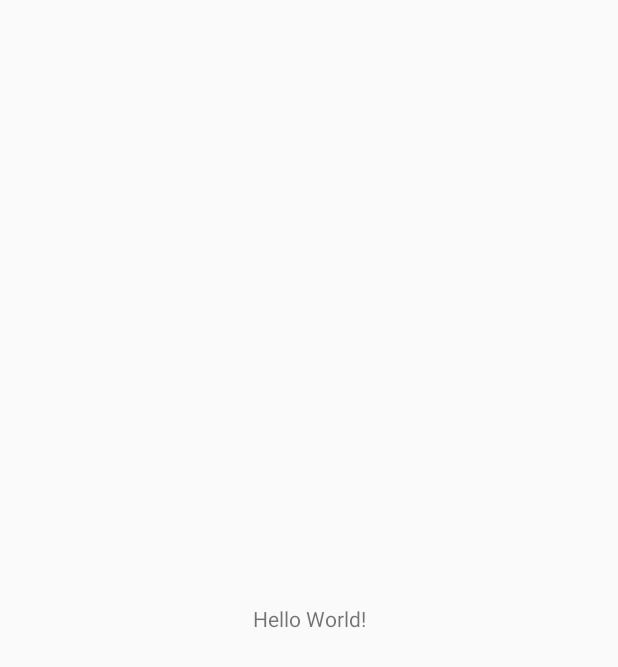
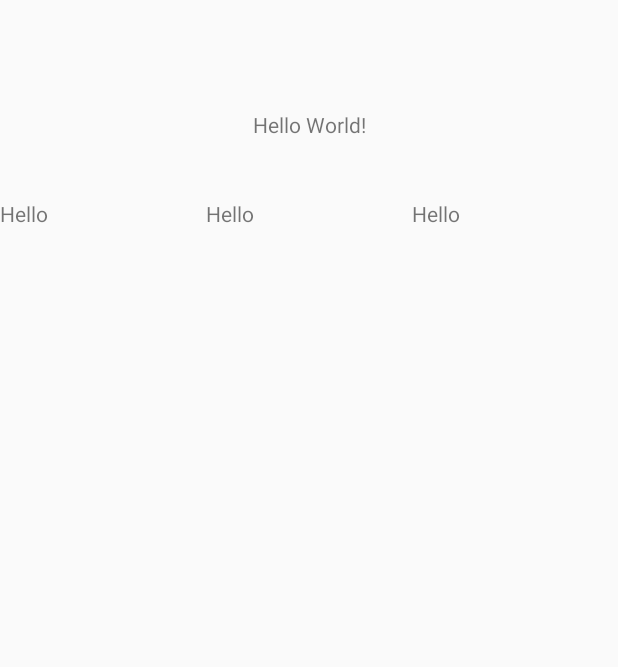
Before and after one commit to Wiirlak/FLIC, an Android app: the screen it shows after launch (MainActivity), on a phone screen of 412 x 824 dp. Before the commit the part shown is almost empty. Shown: the top 667 px of the screen. Run offline under Robolectric (Android 15) with nearby library versions, the phone set to English and light mode, and no system bars.

Commit message:
Starting - Main Activity & Fragments : Location

```diff
--- a/app/build.gradle
+++ b/app/build.gradle
@@ -23,6 +23,8 @@ dependencies {
     implementation fileTree(dir: 'libs', include: ['*.jar'])
     implementation 'androidx.appcompat:appcompat:1.0.2'
     implementation 'androidx.constraintlayout:constraintlayout:1.1.3'
+    implementation 'androidx.legacy:legacy-support-v4:1.0.0'
+    implementation 'androidx.lifecycle:lifecycle-extensions:2.1.0'
     testImplementation 'junit:junit:4.12'
     androidTestImplementation 'androidx.test.ext:junit:1.1.0'
     androidTestImplementation 'androidx.test.espresso:espresso-core:3.1.1'
--- /dev/null
+++ b/app/src/main/java/fr/esgi/flic/Location.java
@@ -0,0 +1,36 @@
+package fr.esgi.flic;
+
+import androidx.lifecycle.ViewModelProviders;
+
+import android.os.Bundle;
+
+import androidx.annotation.NonNull;
+import androidx.annotation.Nullable;
+import androidx.fragment.app.Fragment;
+
+import android.view.LayoutInflater;
+import android.view.View;
+import android.view.ViewGroup;
+
+public class Location extends Fragment {
+
+    private LocationViewModel mViewModel;
+
+    public static Location newInstance() {
+        return new Location();
+    }
+
+    @Override
+    public View onCreateView(@NonNull LayoutInflater inflater, @Nullable ViewGroup container,
+                             @Nullable Bundle savedInstanceState) {
+        return inflater.inflate(R.layout.location_fragment, container, false);
+    }
+
+    @Override
+    public void onActivityCreated(@Nullable Bundle savedInstanceState) {
+        super.onActivityCreated(savedInstanceState);
+        mViewModel = ViewModelProviders.of(this).get(LocationViewModel.class);
+        // TODO: Use the ViewModel
+    }
+
+}
--- /dev/null
+++ b/app/src/main/java/fr/esgi/flic/LocationViewModel.java
@@ -0,0 +1,7 @@
+package fr.esgi.flic;
+
+import androidx.lifecycle.ViewModel;
+
+public class LocationViewModel extends ViewModel {
+    // TODO: Implement the ViewModel
+}
--- a/app/src/main/res/layout/activity_main.xml
+++ b/app/src/main/res/layout/activity_main.xml
@@ -4,15 +4,79 @@
     xmlns:tools="http://schemas.android.com/tools"
     android:layout_width="match_parent"
     android:layout_height="match_parent"
+    android:fillViewport="true"
     tools:context=".MainActivity">
 
     <TextView
+        android:id="@+id/textView"
         android:layout_width="wrap_content"
         android:layout_height="wrap_content"
+        android:layout_marginTop="16dp"
         android:text="Hello World!"
         app:layout_constraintBottom_toBottomOf="parent"
+        app:layout_constraintEnd_toEndOf="parent"
         app:layout_constraintLeft_toLeftOf="parent"
         app:layout_constraintRight_toRightOf="parent"
-        app:layout_constraintTop_toTopOf="parent" />
+        app:layout_constraintStart_toStartOf="parent"
+        app:layout_constraintTop_toTopOf="parent"
+        app:layout_constraintVertical_bias="0.073" />
+
+    <LinearLayout
+        android:layout_width="match_parent"
+        android:layout_height="wrap_content"
+        android:layout_marginTop="16dp"
+        app:layout_constraintEnd_toEndOf="parent"
+        app:layout_constraintStart_toStartOf="parent"
+        app:layout_constraintTop_toBottomOf="@+id/textView">
+
+        <FrameLayout
+            android:layout_width="match_parent"
+            android:layout_height="290dp"
+            android:layout_marginTop="24dp"
+            android:layout_weight="2"
+            app:layout_constraintEnd_toEndOf="parent"
+            app:layout_constraintStart_toStartOf="parent"
+            app:layout_constraintTop_toBottomOf="@+id/textView">
+
+            <fragment
+                android:id="@+id/fragment"
+                android:name="fr.esgi.flic.Location"
+                android:layout_width="match_parent"
+                android:layout_height="match_parent" />
+        </FrameLayout>
+
+        <FrameLayout
+            android:layout_width="match_parent"
+            android:layout_height="290dp"
+            android:layout_marginTop="24dp"
+            android:layout_weight="2"
+            app:layout_constraintStart_toStartOf="parent"
+            app:layout_constraintTop_toBottomOf="@+id/textView">
+
+            <fragment
+                android:id="@+id/fragment2"
+                android:name="fr.esgi.flic.Location"
+                android:layout_width="match_parent"
+                android:layout_height="match_parent" />
+
+        </FrameLayout>
+
+        <FrameLayout
+            android:layout_width="match_parent"
+            android:layout_height="290dp"
+            android:layout_marginTop="24dp"
+            android:layout_weight="2"
+            app:layout_constraintStart_toStartOf="parent"
+            app:layout_constraintTop_toBottomOf="@+id/textView">
+
+            <fragment
+                android:id="@+id/fragment3"
+                android:name="fr.esgi.flic.Location"
+                android:layout_width="match_parent"
+                android:layout_height="match_parent" />
+
+        </FrameLayout>
+
+    </LinearLayout>
 
 </androidx.constraintlayout.widget.ConstraintLayout>
--- /dev/null
+++ b/app/src/main/res/layout/location_fragment.xml
@@ -0,0 +1,13 @@
+<?xml version="1.0" encoding="utf-8"?>
+<FrameLayout xmlns:android="http://schemas.android.com/apk/res/android"
+    xmlns:tools="http://schemas.android.com/tools"
+    android:layout_width="match_parent"
+    android:layout_height="match_parent"
+    tools:context=".Location">
+
+    <TextView
+        android:layout_width="match_parent"
+        android:layout_height="match_parent"
+        android:text="Hello" />
+
+</FrameLayout>
```
